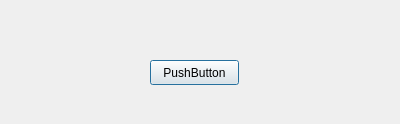
The window that updated_code_2/PPWProj/deletedialog.ui (atdh/individual_project_db_3010) describes before a commit, drawn with Qt 5.
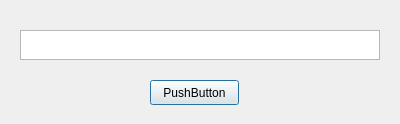
The same window after the commit.

```diff
--- a/updated_code_2/PPWProj/deletedialog.ui
+++ b/updated_code_2/PPWProj/deletedialog.ui
@@ -17,7 +17,7 @@
    <property name="geometry">
     <rect>
      <x>150</x>
-     <y>60</y>
+     <y>80</y>
      <width>89</width>
      <height>25</height>
     </rect>
@@ -26,6 +26,16 @@
     <string>PushButton</string>
    </property>
   </widget>
+  <widget class="QTextEdit" name="textEdit">
+   <property name="geometry">
+    <rect>
+     <x>20</x>
+     <y>30</y>
+     <width>360</width>
+     <height>30</height>
+    </rect>
+   </property>
+  </widget>
  </widget>
  <resources/>
  <connections>
```
